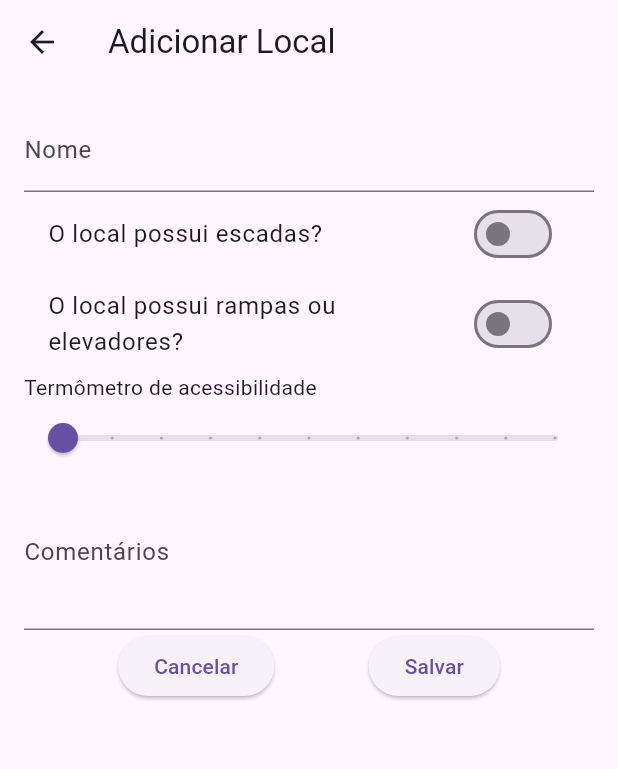
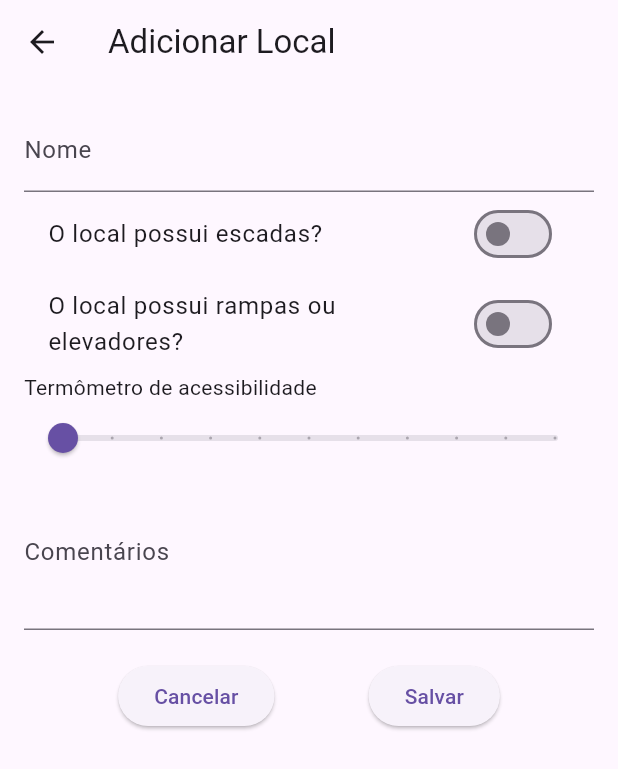
Before and after one commit to MarcosRez/ufmg_easeguide, a Flutter app: the FormScreen screen opened directly with empty values, on a phone screen of 412 x 824 dp. Shown: the top 769 px of the screen. Run offline on Flutter 3.47's test engine with Material 3 defaults, Android fonts, the phone set to English and light mode, and no system bars; our stand-ins replace flutter_map, flutter_mobx, geolocator, latlong2, mobx; generated files the repository leaves out were written again.

```diff
--- a/lib/main.dart
+++ b/lib/main.dart
@@ -11,7 +11,7 @@ class MyApp extends StatelessWidget {
   @override
   Widget build(BuildContext context) {
     return MaterialApp(
-      title: 'Map App',
+      title: 'Ease Guide',
       theme: ThemeData(
         primarySwatch: Colors.blue,
       ),
--- a/lib/screens/form_screen.dart
+++ b/lib/screens/form_screen.dart
@@ -80,7 +80,9 @@ class _FormScreenState extends State<FormScreen> {
                   comments = value;
                 },
               ),
-              Row(
+              Padding(
+                padding: EdgeInsets.only(top: 20.0),
+                child: Row(
                   mainAxisAlignment: MainAxisAlignment.spaceEvenly,
                   children: [
                     ElevatedButton(
@@ -107,6 +109,7 @@ class _FormScreenState extends State<FormScreen> {
                     ),
                   ],
                 ),
+              )
             ],
           ),
         ),
```
Also changed, not shown: lib/screens/map_screen.dart (+16 -10 lines). Lines whose indentation alone changed are shown as unchanged.
